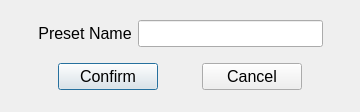
Above: src/preset-dialog.ui from sc0000/hfmdd-video-system before the change. Below: the same form after it.
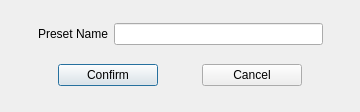
That is the form after the change.

Commit message: login dialog layout rework (tbc)

Diff of the .ui file:
```diff
--- a/src/preset-dialog.ui
+++ b/src/preset-dialog.ui
@@ -18,7 +18,7 @@
   </property>
   <property name="font">
    <font>
-    <pointsize>12</pointsize>
+    <pointsize>9</pointsize>
    </font>
   </property>
   <widget class="QWidget" name="verticalLayoutWidget">
```
The commit also changes 5 other files.
